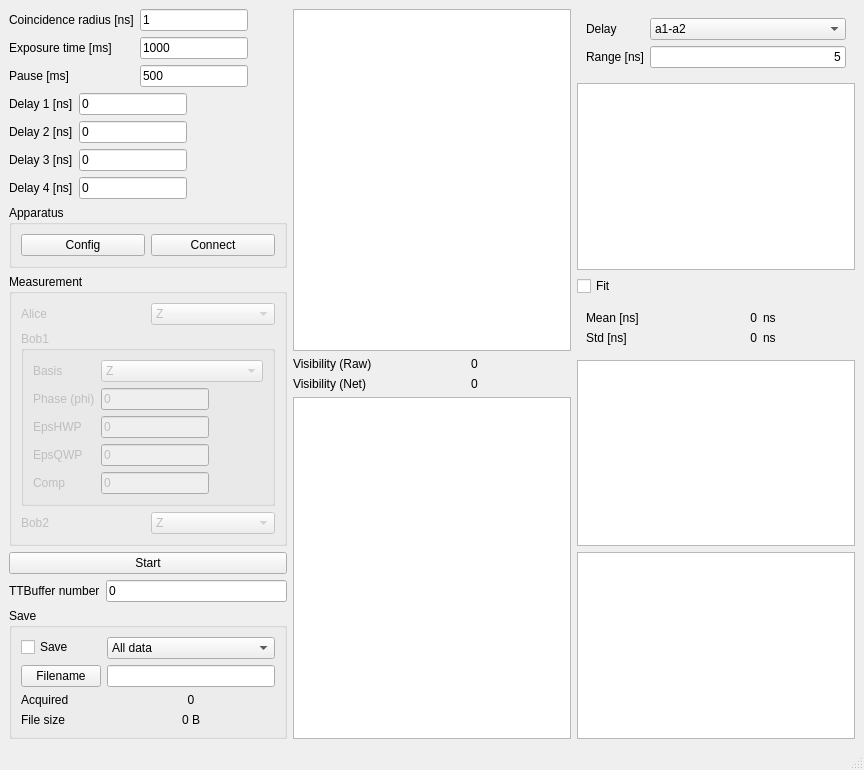
qLuxor/pylabtools, file pol/pol.ui: the form before one commit.
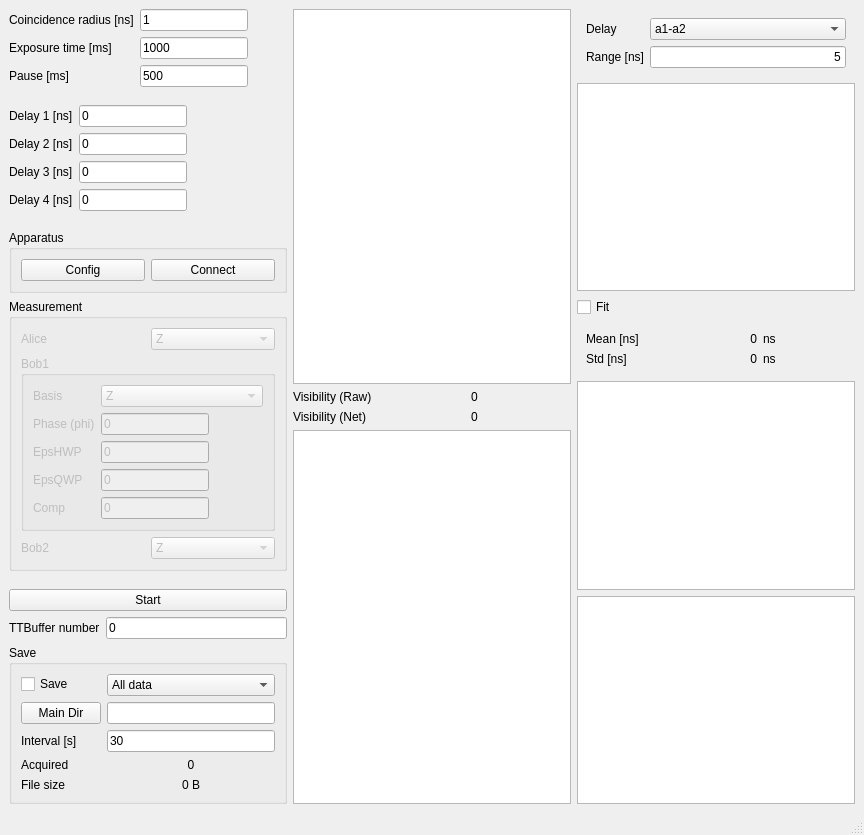
The form after the commit. Custom widgets are drawn as their Qt base class.

```diff
--- a/pol/pol.ui
+++ b/pol/pol.ui
@@ -7,7 +7,7 @@
     <x>0</x>
     <y>0</y>
     <width>864</width>
-    <height>721</height>
+    <height>835</height>
    </rect>
   </property>
   <property name="windowTitle">
@@ -495,6 +495,13 @@
          <string>Save</string>
         </property>
         <layout class="QFormLayout" name="formLayout_7">
+         <item row="0" column="0">
+          <widget class="QCheckBox" name="chkSave">
+           <property name="text">
+            <string>Save</string>
+           </property>
+          </widget>
+         </item>
          <item row="0" column="1">
           <widget class="QComboBox" name="cmbSave">
            <item>
@@ -509,14 +516,38 @@
            </item>
           </widget>
          </item>
+         <item row="1" column="0">
+          <widget class="QPushButton" name="btnMainDir">
+           <property name="text">
+            <string>Main Dir</string>
+           </property>
+          </widget>
+         </item>
+         <item row="1" column="1">
+          <widget class="QLineEdit" name="txtMainDir"/>
+         </item>
          <item row="2" column="0">
+          <widget class="QLabel" name="label_15">
+           <property name="text">
+            <string>Interval [s]</string>
+           </property>
+          </widget>
+         </item>
+         <item row="2" column="1">
+          <widget class="QLineEdit" name="txtSaveInterval">
+           <property name="text">
+            <string>30</string>
+           </property>
+          </widget>
+         </item>
+         <item row="3" column="0">
           <widget class="QLabel" name="label_7">
            <property name="text">
             <string>Acquired</string>
            </property>
           </widget>
          </item>
-         <item row="2" column="1">
+         <item row="3" column="1">
           <widget class="QLabel" name="lblAcquired">
            <property name="layoutDirection">
             <enum>Qt::LeftToRight</enum>
@@ -529,14 +560,14 @@
            </property>
           </widget>
          </item>
-         <item row="3" column="0">
+         <item row="4" column="0">
           <widget class="QLabel" name="label_23">
            <property name="text">
             <string>File size</string>
            </property>
           </widget>
          </item>
-         <item row="3" column="1">
+         <item row="4" column="1">
           <widget class="QLabel" name="lblSize">
            <property name="text">
             <string>0 B</string>
@@ -546,23 +577,6 @@
            </property>
           </widget>
          </item>
-         <item row="1" column="0">
-          <widget class="QPushButton" name="btnFilename">
-           <property name="text">
-            <string>Filename</string>
-           </property>
-          </widget>
-         </item>
-         <item row="0" column="0">
-          <widget class="QCheckBox" name="chkSave">
-           <property name="text">
-            <string>Save</string>
-           </property>
-          </widget>
-         </item>
-         <item row="1" column="1">
-          <widget class="QLineEdit" name="txtFilename"/>
-         </item>
         </layout>
        </widget>
       </item>
```
